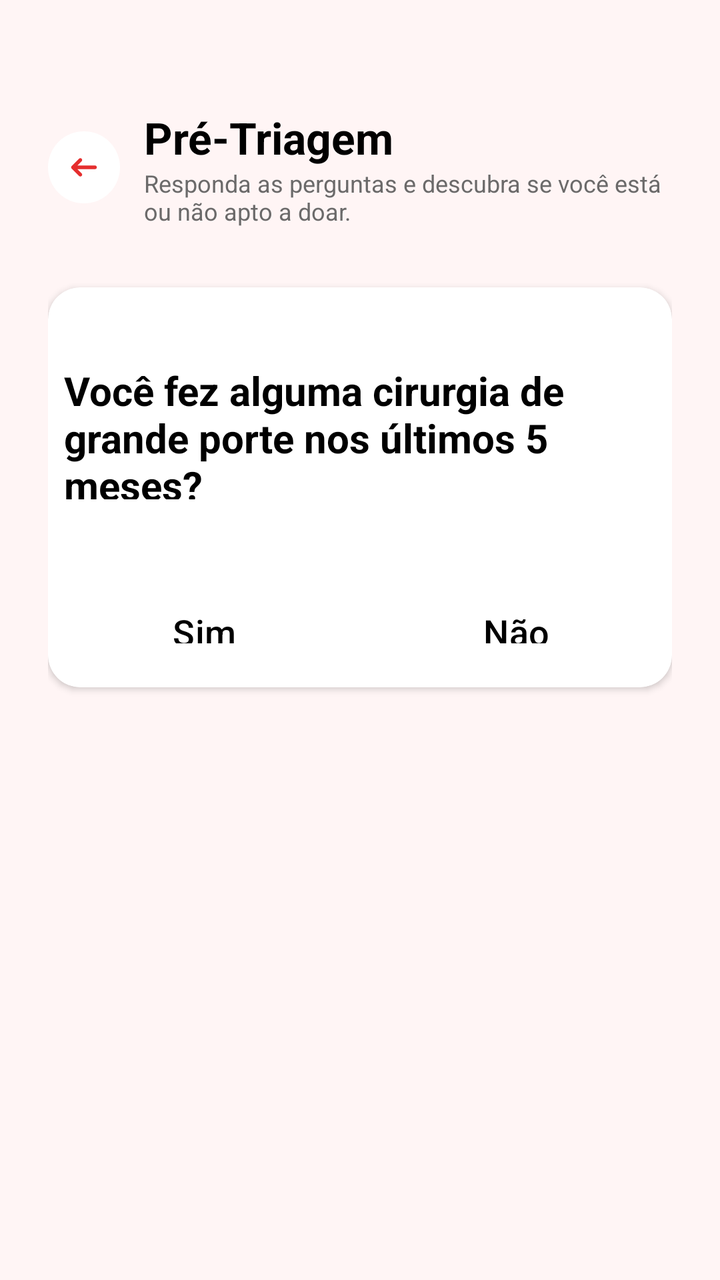
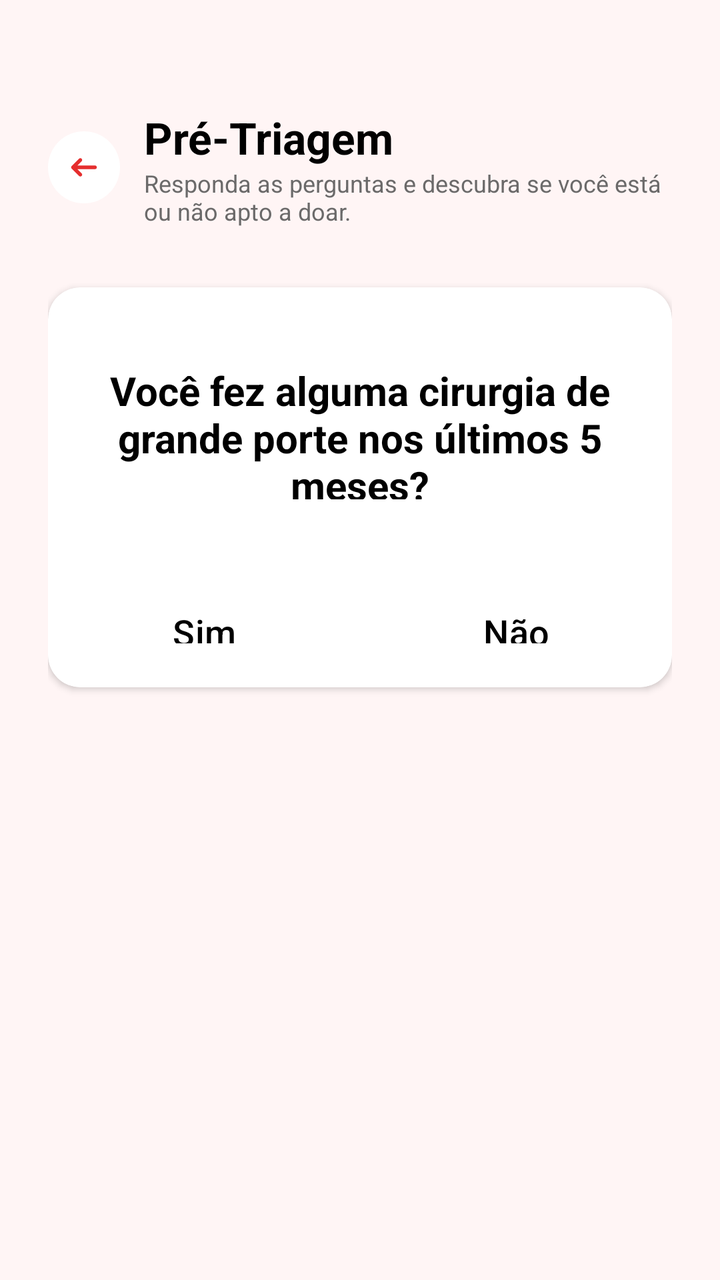

Screens rendered from an Android XML layout before and after an edit, with the pre-edit source and the edit as a unified diff.
<!-- AndroidManifest.xml: application theme Theme.Hemo_Conecta -->
<!-- res/layout/fragment_quest5.xml -->
<?xml version="1.0" encoding="utf-8"?>
<androidx.constraintlayout.widget.ConstraintLayout
    xmlns:android="http://schemas.android.com/apk/res/android"
    xmlns:app="http://schemas.android.com/apk/res-auto"
    android:layout_width="match_parent"
    android:layout_height="match_parent"
    android:background="@color/background">

    <ScrollView
        android:layout_width="0dp"
        android:layout_height="match_parent"
        android:fillViewport="true"
        app:layout_constraintBottom_toTopOf="parent"
        app:layout_constraintEnd_toEndOf="parent"
        app:layout_constraintHorizontal_bias="0.0"
        app:layout_constraintStart_toStartOf="parent"
        app:layout_constraintTop_toTopOf="parent"
        app:layout_constraintVertical_bias="0.0">

        <LinearLayout

            android:padding="24dp"
            android:layout_width="match_parent"
            android:layout_height="wrap_content"
            android:orientation="vertical">

            
            <LinearLayout
                android:layout_width="match_parent"
                android:layout_height="wrap_content"
                android:gravity="center_vertical"
                android:orientation="horizontal">

                <FrameLayout
                    android:layout_width="36dp"
                    android:layout_height="36dp"
                    android:background="@drawable/bg_icon"
                    android:backgroundTint="@color/white">

                    <ImageView
                        android:layout_width="22dp"
                        android:layout_height="22dp"
                        android:layout_gravity="center"
                        android:contentDescription="Voltar"
                        android:src="@drawable/ic_back" />
                </FrameLayout>

                <LinearLayout
                    android:layout_width="match_parent"
                    android:layout_height="wrap_content"
                    android:layout_marginStart="12dp"
                    android:orientation="vertical">

                    <TextView
                        android:layout_width="wrap_content"
                        android:layout_height="wrap_content"
                        android:text="@string/pagName"
                        android:textColor="@color/black"
                        android:textSize="22sp"
                        android:textStyle="bold"
                        android:layout_marginTop="30dp"/>

                    <TextView
                        android:layout_width="wrap_content"
                        android:layout_height="wrap_content"
                        android:text="@string/text"
                        android:textColor="@color/cinza"
                        android:textSize="12sp"
                        android:layout_marginBottom="30dp"/>
                </LinearLayout>
            </LinearLayout>

            
            <androidx.cardview.widget.CardView
                xmlns:android="http://schemas.android.com/apk/res/android"
                xmlns:app="http://schemas.android.com/apk/res-auto"
                android:layout_width="match_parent"
                android:layout_height="200dp"
                android:layout_marginBottom="12dp"
                app:cardCornerRadius="16dp"
                app:cardElevation="2dp">

                <LinearLayout
                    android:layout_width="match_parent"
                    android:layout_height="200dp"
                    android:orientation="vertical"
                    >

                    <LinearLayout
                        android:layout_width="match_parent"
                        android:layout_height="wrap_content"
                        android:orientation="vertical"
                        android:gravity="center"
                        android:layout_weight="1">

                        <TextView
                            android:layout_width="wrap_content"
                            android:layout_height="wrap_content"

                            android:id="@+id/perguntaText"
                            android:text="@string/pergunta5"
                            android:textColor="@color/black"
                            android:textSize="20sp"
                            android:textStyle="bold"
                            android:layout_marginTop="30dp"
                            android:padding="8dp"/>

                    </LinearLayout>

                    
                    <LinearLayout
                        android:id="@+id/linearEscolha"
                        android:layout_width="match_parent"
                        android:layout_height="wrap_content"
                        android:layout_weight="1"
                        android:orientation="horizontal">

                        <Button
                            android:layout_width="wrap_content"
                            android:layout_height="wrap_content"
                            android:layout_weight="1"
                            android:text="@string/opcao1"
                            android:textColor="@color/black"
                            android:backgroundTint="@color/white"
                            android:padding="18dp"
                            android:textSize="18sp"
                            android:layout_marginTop="24dp"
                            android:id="@+id/opcaoSim_bt" />

                        <Button
                            android:layout_width="wrap_content"
                            android:layout_height="wrap_content"
                            android:layout_weight="1"
                            android:text="@string/opcao2"
                            android:textColor="@color/black"
                            android:backgroundTint="@color/white"
                            android:padding="18dp"
                            android:textSize="18sp"
                            android:layout_marginTop="24dp"
                            android:id="@+id/opcaoNao" />
                    </LinearLayout>


                </LinearLayout>
            </androidx.cardview.widget.CardView>
        </LinearLayout>
    </ScrollView>
</androidx.constraintlayout.widget.ConstraintLayout>
<!-- resources referenced by this layout -->
<resources>
  <color name="background">#FFF5F5</color>
  <color name="black">#000000</color>
  <color name="cinza">#6B6A6A</color>
  <color name="white">#FFFFFF</color>
  <!-- drawable bg_icon (drawable) -->
  <?xml version="1.0" encoding="utf-8"?>
  <shape xmlns:android="http://schemas.android.com/apk/res/android"
      android:shape="oval">
  </shape>
  <!-- drawable ic_back (drawable) -->
  <vector xmlns:android="http://schemas.android.com/apk/res/android" android:height="30dp" android:viewportHeight="512" android:viewportWidth="512" android:width="30dp">
        
      <path android:fillColor="#FFFFFF" android:pathData="M0,0v512h512V0H0zM469.33,469.33H42.67V42.67h426.67V469.33z"/>
        
      <path android:fillColor="#E52E2E" android:pathData="M110.93,243.24c-0.23,0.3 -0.46,0.6 -0.67,0.91c-0.2,0.3 -0.38,0.62 -0.57,0.93c-0.17,0.28 -0.35,0.56 -0.51,0.86c-0.17,0.32 -0.31,0.65 -0.47,0.97c-0.14,0.31 -0.3,0.61 -0.43,0.92c-0.13,0.31 -0.24,0.64 -0.35,0.96c-0.12,0.34 -0.25,0.67 -0.35,1.01c-0.1,0.32 -0.17,0.65 -0.25,0.97c-0.09,0.35 -0.19,0.7 -0.26,1.05c-0.07,0.38 -0.12,0.75 -0.17,1.13c-0.04,0.31 -0.1,0.62 -0.14,0.93c-0.14,1.4 -0.14,2.81 0,4.21c0.03,0.31 0.09,0.62 0.14,0.93c0.05,0.38 0.1,0.76 0.17,1.13c0.07,0.36 0.17,0.7 0.26,1.05c0.08,0.32 0.15,0.65 0.25,0.97c0.1,0.34 0.23,0.68 0.35,1.01c0.12,0.32 0.22,0.64 0.35,0.96c0.13,0.31 0.28,0.62 0.43,0.92c0.15,0.32 0.3,0.65 0.47,0.97c0.16,0.29 0.34,0.57 0.51,0.86c0.19,0.31 0.36,0.63 0.57,0.93c0.21,0.31 0.44,0.61 0.67,0.91c0.19,0.25 0.37,0.52 0.57,0.76c0.44,0.54 0.9,1.05 1.39,1.54c0.01,0.01 0.01,0.02 0.02,0.02l85.33,85.33c8.33,8.33 21.84,8.33 30.17,0c8.33,-8.33 8.33,-21.84 0,-30.17l-48.92,-48.92H384c11.78,0 21.33,-9.55 21.33,-21.33s-9.55,-21.33 -21.33,-21.33H179.5l48.92,-48.92c8.33,-8.33 8.33,-21.84 0,-30.17s-21.84,-8.33 -30.17,0l-85.33,85.33c-0.01,0.01 -0.01,0.02 -0.02,0.02c-0.49,0.49 -0.95,1 -1.39,1.54C111.3,242.73 111.12,242.99 110.93,243.24z"/>
      
  </vector>
  <string name="opcao1">Sim</string>
  <string name="opcao2">Não</string>
  <string name="pagName">Pré-Triagem</string>
  <string name="pergunta5">Você fez alguma cirurgia de grande porte  nos últimos 5 meses?</string>
  <string name="text">Responda as perguntas e descubra se você está ou não apto a doar. </string>
  <style name="Theme.Hemo_Conecta" parent="Base.Theme.Hemo_Conecta" />
  <style name="Base.Theme.Hemo_Conecta" parent="Theme.Material3.DayNight.NoActionBar">
          
          
      </style>
</resources>

<!-- the commit's change to res/layout/fragment_quest5.xml (unified diff, before → after) -->
@@ -100,6 +100,7 @@
                             android:id="@+id/perguntaText"
                             android:text="@string/pergunta5"
                             android:textColor="@color/black"
+                            android:textAlignment="center"
                             android:textSize="20sp"
                             android:textStyle="bold"
                             android:layout_marginTop="30dp"
